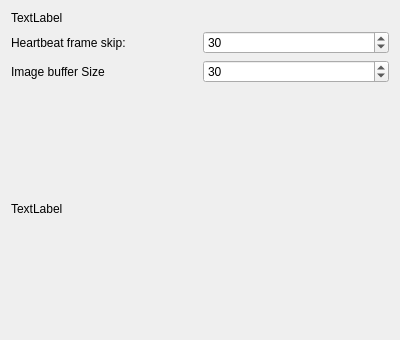
The window that ui/imageviewport.ui (dtmoodie/camera_trigger) describes before a commit, drawn with Qt 5.
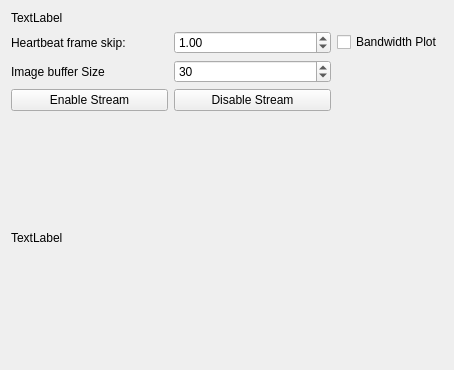
The same window after the commit.

Diff of the .ui file:
```diff
--- a/ui/imageviewport.ui
+++ b/ui/imageviewport.ui
@@ -7,7 +7,7 @@
     <x>0</x>
     <y>0</y>
     <width>400</width>
-    <height>326</height>
+    <height>370</height>
    </rect>
   </property>
   <property name="windowTitle">
@@ -16,37 +16,6 @@
   <layout class="QGridLayout" name="gridLayout_2">
    <item row="0" column="0">
     <layout class="QGridLayout" name="gridLayout">
-     <item row="3" column="0" colspan="2">
-      <widget class="QLabel" name="img">
-       <property name="sizePolicy">
-        <sizepolicy hsizetype="MinimumExpanding" vsizetype="MinimumExpanding">
-         <horstretch>0</horstretch>
-         <verstretch>0</verstretch>
-        </sizepolicy>
-       </property>
-       <property name="minimumSize">
-        <size>
-         <width>320</width>
-         <height>240</height>
-        </size>
-       </property>
-       <property name="sizeIncrement">
-        <size>
-         <width>16</width>
-         <height>16</height>
-        </size>
-       </property>
-       <property name="baseSize">
-        <size>
-         <width>16</width>
-         <height>16</height>
-        </size>
-       </property>
-       <property name="text">
-        <string>TextLabel</string>
-       </property>
-      </widget>
-     </item>
      <item row="1" column="0">
       <widget class="QLabel" name="label">
        <property name="text">
@@ -54,19 +23,6 @@
        </property>
       </widget>
      </item>
-     <item row="1" column="1">
-      <widget class="QSpinBox" name="heartBeat">
-       <property name="minimum">
-        <number>-1</number>
-       </property>
-       <property name="maximum">
-        <number>1000</number>
-       </property>
-       <property name="value">
-        <number>30</number>
-       </property>
-      </widget>
-     </item>
      <item row="2" column="0">
       <widget class="QLabel" name="label_2">
        <property name="text">
@@ -100,6 +56,74 @@
        </property>
       </widget>
      </item>
+     <item row="3" column="0">
+      <widget class="QPushButton" name="btnEnable">
+       <property name="text">
+        <string>Enable Stream</string>
+       </property>
+      </widget>
+     </item>
+     <item row="3" column="1">
+      <widget class="QPushButton" name="btnDisable">
+       <property name="text">
+        <string>Disable Stream</string>
+       </property>
+      </widget>
+     </item>
+     <item row="1" column="1">
+      <widget class="QDoubleSpinBox" name="heartBeat">
+       <property name="singleStep">
+        <double>0.033333000000000</double>
+       </property>
+       <property name="value">
+        <double>1.000000000000000</double>
+       </property>
+      </widget>
+     </item>
+     <item row="1" column="2">
+      <widget class="QCheckBox" name="ckBWPlot">
+       <property name="text">
+        <string>Bandwidth Plot</string>
+       </property>
+      </widget>
+     </item>
+     <item row="4" column="0" colspan="2">
+      <widget class="QLabel" name="img">
+       <property name="sizePolicy">
+        <sizepolicy hsizetype="MinimumExpanding" vsizetype="MinimumExpanding">
+         <horstretch>0</horstretch>
+         <verstretch>0</verstretch>
+        </sizepolicy>
+       </property>
+       <property name="minimumSize">
+        <size>
+         <width>320</width>
+         <height>240</height>
+        </size>
+       </property>
+       <property name="maximumSize">
+        <size>
+         <width>640</width>
+         <height>480</height>
+        </size>
+       </property>
+       <property name="sizeIncrement">
+        <size>
+         <width>16</width>
+         <height>16</height>
+        </size>
+       </property>
+       <property name="baseSize">
+        <size>
+         <width>16</width>
+         <height>16</height>
+        </size>
+       </property>
+       <property name="text">
+        <string>TextLabel</string>
+       </property>
+      </widget>
+     </item>
     </layout>
    </item>
   </layout>
```
